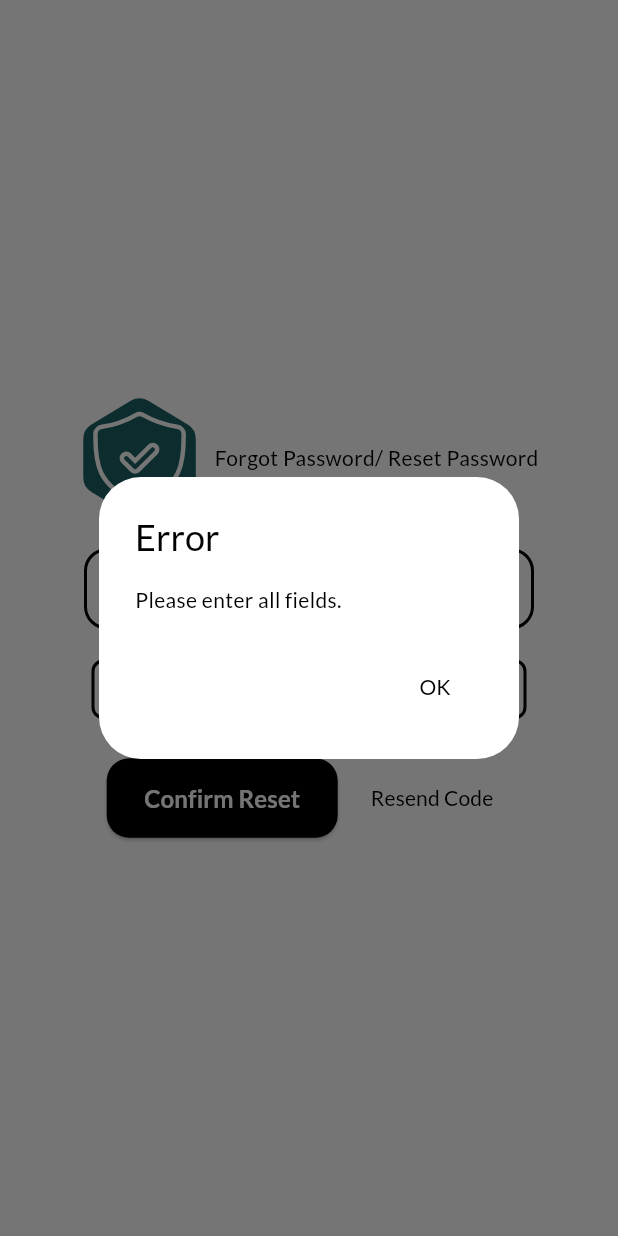
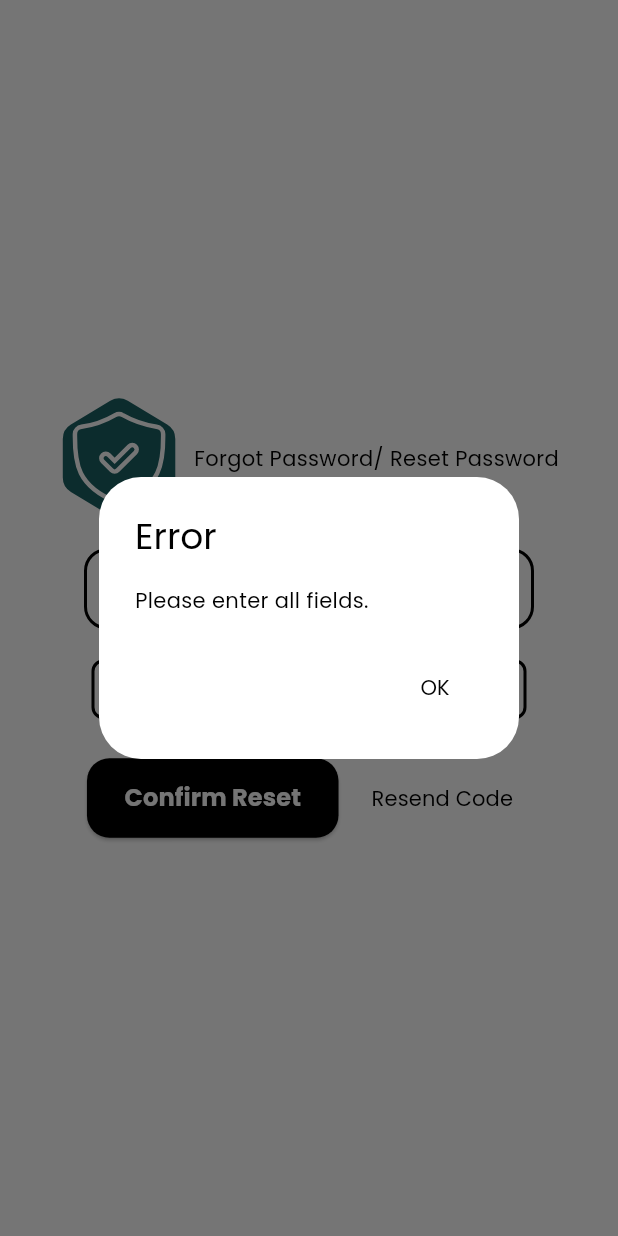
Before and after one commit to TonnyKamau/passwordmanager, a Flutter app: the PasswordResetPage screen opened by its route, after a tap on "Confirm Reset", on a phone screen of 412 x 824 dp. Run offline on Flutter 3.47's test engine with Material 3 defaults, Android fonts, the phone set to English and light mode, and no system bars; drawn by our look-alikes of pin_code_fields; our stand-ins replace equatable, flutter_dotenv, flutter_secure_storage, flutter_svg, get, introduction_screen and 2 more; missing offline and left inert: window_manager; accounts and stored records are empty.

Commit message:
font change

```diff
--- a/lib/auth/auth_service.dart
+++ b/lib/auth/auth_service.dart
@@ -5,27 +5,22 @@ import 'package:flutter_secure_storage/flutter_secure_storage.dart';
 import 'package:http/http.dart' as http;
 
 class AuthService {
-  static const String loginUrl =
-      'https://dev-password-manager.up.railway.app/api/v1/accounts/login';
-  static const String refreshTokenUrl =
-      'https://dev-password-manager.up.railway.app/api/v1/token/refresh';
-  static const String logoutUrl =
-      'https://dev-password-manager.up.railway.app/api/v1/accounts/logout';
-  static const String registerUrl =
-      'https://dev-password-manager.up.railway.app/api/v1/accounts/user';
-  static const String forgotPasswordUrl =
-      'https://dev-password-manager.up.railway.app/api/v1/accounts/reset-password';
-  static const String resetPasswordUrl =
-      'https://dev-password-manager.up.railway.app/api/v1/accounts/confirm-password-reset';
-  static const String resendCodeUrl =
-      'https://dev-password-manager.up.railway.app/api/v1/resend-verification-code';
-  static const String resendResetCodeUrl =
-      'https://dev-password-manager.up.railway.app/api/v1/resend-reset-code';
+  static final String baseUrl = dotenv.env['API_URL']!;
+  static final String loginUrl = '$baseUrl/api/v1/accounts/login';
+  static final String refreshTokenUrl = '$baseUrl/api/v1/token/refresh';
+  static final String logoutUrl = '$baseUrl/api/v1/accounts/logout';
+  static final String registerUrl = '$baseUrl/api/v1/accounts/user';
+  static final String forgotPasswordUrl =
+      '$baseUrl/api/v1/accounts/reset-password';
+  static final String resetPasswordUrl =
+      '$baseUrl/api/v1/accounts/confirm-password-reset';
+  static final String resendCodeUrl =
+      '$baseUrl/api/v1/resend-verification-code';
+  static final String resendResetCodeUrl = '$baseUrl/api/v1/resend-reset-code';
 
-  static const String createPasswordUrl =
-      'https://dev-password-manager.up.railway.app/api/v1/dashboard/passwords';
+  static final String createPasswordUrl = '$baseUrl/api/v1/dashboard/passwords';
 
-  final storage = const FlutterSecureStorage();
+  final storage = FlutterSecureStorage();
 
   Future<int?> login(String email, String password) async {
     final String apiKey = dotenv.env['API_KEY']!;
@@ -294,7 +289,7 @@ class AuthService {
           'password': password,
         }),
       );
-
+      print(response.statusCode);
       if (response.statusCode == 201) {
         return response.statusCode;
       } else if (response.statusCode == 400) {
--- a/lib/screens/passwordreset.dart
+++ b/lib/screens/passwordreset.dart
@@ -13,15 +13,14 @@ class PasswordResetPage extends StatefulWidget {
 }
 
 class _PasswordResetPageState extends State<PasswordResetPage> {
-
   final TextEditingController passwordController = TextEditingController();
   final TextEditingController passwordResetController = TextEditingController();
-    final storage = const FlutterSecureStorage();
+  final storage = const FlutterSecureStorage();
 
   bool isLoading = false;
   bool isResending = false;
   Future resetPassword() async {
-    final String? email =  await storage.read(key: 'email');
+    final String? email = await storage.read(key: 'email');
     final String newPassword = passwordController.text.trim();
     final String verificationCode = passwordResetController.text.trim();
 
@@ -35,14 +34,14 @@ class _PasswordResetPageState extends State<PasswordResetPage> {
             'Error',
             style: TextStyle(
               color: Theme.of(context).colorScheme.onTertiary,
-              fontFamily: 'Lato',
+              fontFamily: 'Poppins',
             ),
           ),
           content: Text(
             'Please enter all fields.',
             style: TextStyle(
               color: Theme.of(context).colorScheme.onTertiary,
-              fontFamily: 'Lato',
+              fontFamily: 'Poppins',
             ),
           ),
           actions: [
@@ -52,7 +51,7 @@ class _PasswordResetPageState extends State<PasswordResetPage> {
                 'OK',
                 style: TextStyle(
                   color: Theme.of(context).colorScheme.onTertiary,
-                  fontFamily: 'Lato',
+                  fontFamily: 'Poppins',
                 ),
               ),
             ),
@@ -68,8 +67,8 @@ class _PasswordResetPageState extends State<PasswordResetPage> {
     // Call the login API
     final authService = AuthService();
     try {
-      final bool success =
-          await authService.resetPassword(email!, newPassword, verificationCode);
+      final bool success = await authService.resetPassword(
+          email!, newPassword, verificationCode);
 
       if (success) {
         // Show a success message
@@ -80,14 +79,14 @@ class _PasswordResetPageState extends State<PasswordResetPage> {
               'Success',
               style: TextStyle(
                 color: Theme.of(context).colorScheme.onTertiary,
-                fontFamily: 'Lato',
+                fontFamily: 'Poppins',
               ),
             ),
             content: Text(
               'Password reset successful.',
               style: TextStyle(
                 color: Theme.of(context).colorScheme.onTertiary,
-                fontFamily: 'Lato',
+                fontFamily: 'Poppins',
               ),
             ),
             actions: [
@@ -99,7 +98,7 @@ class _PasswordResetPageState extends State<PasswordResetPage> {
                   'OK',
                   style: TextStyle(
                     color: Theme.of(context).colorScheme.onTertiary,
-                    fontFamily: 'Lato',
+                    fontFamily: 'Poppins',
                   ),
                 ),
               ),
@@ -116,14 +115,14 @@ class _PasswordResetPageState extends State<PasswordResetPage> {
               'Error',
               style: TextStyle(
                 color: Theme.of(context).colorScheme.onTertiary,
-                fontFamily: 'Lato',
+                fontFamily: 'Poppins',
               ),
             ),
             content: Text(
               'An error occurred. Please try again later.',
               style: TextStyle(
                 color: Theme.of(context).colorScheme.onTertiary,
-                fontFamily: 'Lato',
+                fontFamily: 'Poppins',
               ),
             ),
             actions: [
@@ -133,7 +132,7 @@ class _PasswordResetPageState extends State<PasswordResetPage> {
                   'OK',
                   style: TextStyle(
                     color: Theme.of(context).colorScheme.onTertiary,
-                    fontFamily: 'Lato',
+                    fontFamily: 'Poppins',
                   ),
                 ),
               ),
@@ -151,14 +150,14 @@ class _PasswordResetPageState extends State<PasswordResetPage> {
             'Error',
             style: TextStyle(
               color: Theme.of(context).colorScheme.onTertiary,
-              fontFamily: 'Lato',
+              fontFamily: 'Poppins',
             ),
           ),
           content: Text(
             'An error occurred. Please try again later.',
             style: TextStyle(
               color: Theme.of(context).colorScheme.onTertiary,
-              fontFamily: 'Lato',
+              fontFamily: 'Poppins',
             ),
           ),
           actions: [
@@ -168,7 +167,7 @@ class _PasswordResetPageState extends State<PasswordResetPage> {
                 'OK',
                 style: TextStyle(
                   color: Theme.of(context).colorScheme.onTertiary,
-                  fontFamily: 'Lato',
+                  fontFamily: 'Poppins',
                 ),
               ),
             ),
@@ -196,14 +195,14 @@ class _PasswordResetPageState extends State<PasswordResetPage> {
             'Error',
             style: TextStyle(
               color: Theme.of(context).colorScheme.onTertiary,
-              fontFamily: 'Lato',
+              fontFamily: 'Poppins',
             ),
           ),
           content: Text(
             'Please enter your email.',
             style: TextStyle(
               color: Theme.of(context).colorScheme.onTertiary,
-              fontFamily: 'Lato',
+              fontFamily: 'Poppins',
             ),
           ),
           actions: [
@@ -213,7 +212,7 @@ class _PasswordResetPageState extends State<PasswordResetPage> {
                 'OK',
                 style: TextStyle(
                   color: Theme.of(context).colorScheme.onTertiary,
-                  fontFamily: 'Lato',
+                  fontFamily: 'Poppins',
                 ),
               ),
             ),
@@ -240,14 +239,14 @@ class _PasswordResetPageState extends State<PasswordResetPage> {
               'Success',
               style: TextStyle(
                 color: Theme.of(context).colorScheme.onTertiary,
-                fontFamily: 'Lato',
+                fontFamily: 'Poppins',
               ),
             ),
             content: Text(
               'Verification code sent to email.',
               style: TextStyle(
                 color: Theme.of(context).colorScheme.onTertiary,
-                fontFamily: 'Lato',
+                fontFamily: 'Poppins',
               ),
             ),
             actions: [
@@ -259,7 +258,7 @@ class _PasswordResetPageState extends State<PasswordResetPage> {
                   'OK',
                   style: TextStyle(
                     color: Theme.of(context).colorScheme.onTertiary,
-                    fontFamily: 'Lato',
+                    fontFamily: 'Poppins',
                   ),
                 ),
               ),
@@ -275,14 +274,14 @@ class _PasswordResetPageState extends State<PasswordResetPage> {
               'Error',
               style: TextStyle(
                 color: Theme.of(context).colorScheme.onTertiary,
-                fontFamily: 'Lato',
+                fontFamily: 'Poppins',
               ),
             ),
             content: Text(
               'An error occurred. Please try again later.',
               style: TextStyle(
                 color: Theme.of(context).colorScheme.onTertiary,
-                fontFamily: 'Lato',
+                fontFamily: 'Poppins',
               ),
             ),
             actions: [
@@ -292,7 +291,7 @@ class _PasswordResetPageState extends State<PasswordResetPage> {
                   'OK',
                   style: TextStyle(
                     color: Theme.of(context).colorScheme.onTertiary,
-                    fontFamily: 'Lato',
+                    fontFamily: 'Poppins',
                   ),
                 ),
               ),
@@ -310,14 +309,14 @@ class _PasswordResetPageState extends State<PasswordResetPage> {
             'Error',
             style: TextStyle(
               color: Theme.of(context).colorScheme.onTertiary,
-              fontFamily: 'Lato',
+              fontFamily: 'Poppins',
             ),
           ),
           content: Text(
             'An error occurred. Please try again later.',
             style: TextStyle(
               color: Theme.of(context).colorScheme.onTertiary,
-              fontFamily: 'Lato',
+              fontFamily: 'Poppins',
             ),
           ),
           actions: [
@@ -327,7 +326,7 @@ class _PasswordResetPageState extends State<PasswordResetPage> {
                 'OK',
                 style: TextStyle(
                   color: Theme.of(context).colorScheme.onTertiary,
-                  fontFamily: 'Lato',
+                  fontFamily: 'Poppins',
                 ),
               ),
             ),
@@ -362,7 +361,7 @@ class _PasswordResetPageState extends State<PasswordResetPage> {
                     style: TextStyle(
                       color: Theme.of(context).colorScheme.onTertiary,
                       fontSize: 14,
-                      fontFamily: 'Lato',
+                      fontFamily: 'Poppins',
                       fontWeight: FontWeight.w500,
                     ),
                   ),
@@ -390,7 +389,7 @@ class _PasswordResetPageState extends State<PasswordResetPage> {
                         'Resend Code',
                         style: TextStyle(
                           color: Theme.of(context).colorScheme.onTertiary,
-                          fontFamily: 'Lato',
+                          fontFamily: 'Poppins',
                         ),
                       ))
                 ],
@@ -417,7 +416,7 @@ class _PasswordResetPageState extends State<PasswordResetPage> {
                     style: TextStyle(
                       color: Theme.of(context).colorScheme.onTertiary,
                       fontSize: 16,
-                      fontFamily: 'Lato',
+                      fontFamily: 'Poppins',
                     ),
                   ),
                 ],
@@ -442,7 +441,7 @@ class _PasswordResetPageState extends State<PasswordResetPage> {
                     style: TextStyle(
                       color: Theme.of(context).colorScheme.onTertiary,
                       fontSize: 16,
-                      fontFamily: 'Lato',
+                      fontFamily: 'Poppins',
                     ),
                   ),
                 ],
--- a/lib/themes/dark_mode.dart
+++ b/lib/themes/dark_mode.dart
@@ -1,6 +1,8 @@
 import 'package:flutter/material.dart';
 
 ThemeData darkMode = ThemeData(
+  fontFamily: 'Poppins',
+  useMaterial3: true,
   colorScheme: const ColorScheme.dark(
     surface: Color(0xFF0F1113),
     primary: Color.fromARGB(255, 122, 122, 122),
--- a/lib/themes/light_mode.dart
+++ b/lib/themes/light_mode.dart
@@ -1,6 +1,8 @@
 import 'package:flutter/material.dart';
 
 ThemeData lightMode = ThemeData(
+  fontFamily: 'Poppins',
+  useMaterial3: true,
   colorScheme: ColorScheme.light(
     surface: Colors.white,
     primary: Colors.grey.shade500,
--- a/lib/widgets/my_button.dart
+++ b/lib/widgets/my_button.dart
@@ -32,7 +32,7 @@ class MyButton extends StatelessWidget {
         text,
         style: TextStyle(
           color: Theme.of(context).colorScheme.surface,
-          fontFamily: 'Lato',
+          fontFamily: 'Poppins',
           fontSize: 16,
           fontWeight: FontWeight.w700,
         ),
--- a/lib/widgets/my_password.dart
+++ b/lib/widgets/my_password.dart
@@ -36,7 +36,7 @@ class _MyPasswordState extends State<MyPassword> {
             hintText: widget.hintText,
             hintStyle: TextStyle(
               color: Theme.of(context).colorScheme.primary,
-              fontFamily: 'Lato',
+              fontFamily: 'Poppins',
               fontSize: 14,
             ),
             focusedBorder: OutlineInputBorder(
--- a/lib/widgets/my_textfield.dart
+++ b/lib/widgets/my_textfield.dart
@@ -33,7 +33,7 @@ class MyTextField extends StatelessWidget {
             hintText: hintText,
             hintStyle: TextStyle(
               color: Theme.of(context).colorScheme.primary,
-              fontFamily: 'Lato',
+              fontFamily: 'Poppins',
               fontSize: 14,
             ),
             errorBorder: OutlineInputBorder(
--- a/lib/widgets/quicktips.dart
+++ b/lib/widgets/quicktips.dart
@@ -25,7 +25,7 @@ class QuickTips extends StatelessWidget {
             'Quick Tips',
             style: TextStyle(
               color: sideMenuIconColor,
-              fontFamily: 'Lato',
+              fontFamily: 'Poppins',
               fontSize: 20,
               fontWeight: FontWeight.w700,
             ),
--- a/lib/widgets/sidemenu.dart
+++ b/lib/widgets/sidemenu.dart
@@ -137,13 +137,16 @@ class _SideMenuState extends State<SideMenu> {
                 const SizedBox(
                   width: 10,
                 ),
-                Text(
+                Expanded(
+                  // Wrap the Text widget with Expanded
+                  child: Text(
                     'SecurePass',
                     style: TextStyle(
                       color: Theme.of(context).colorScheme.onTertiary,
                       fontSize: 16,
                       fontFamily: 'Lato',
                       fontWeight: FontWeight.w600,
+                    ),
                   ),
                 ),
               ],
--- a/lib/widgets/verificationcode.dart
+++ b/lib/widgets/verificationcode.dart
@@ -29,7 +29,7 @@ class _VerificationCodeState extends State<VerificationCode> {
           textStyle: TextStyle(
             fontSize: 20,
             color: Theme.of(context).colorScheme.onTertiary,
-            fontFamily: 'Lato',
+            fontFamily: 'Poppins',
           ),
           pinTheme: PinTheme(
             shape: PinCodeFieldShape.box,
```
Also changed, not shown: lib/screens/emailverification.dart (+24 -24 lines), lib/screens/forgotpassword.dart (+10 -10 lines), lib/screens/register_page.dart (+22 -22 lines), lib/widgets/my_appbar.dart (+4 -4 lines), lib/widgets/passwords_analysis.dart (+19 -19 lines). Lines whose indentation alone changed are shown as unchanged.
